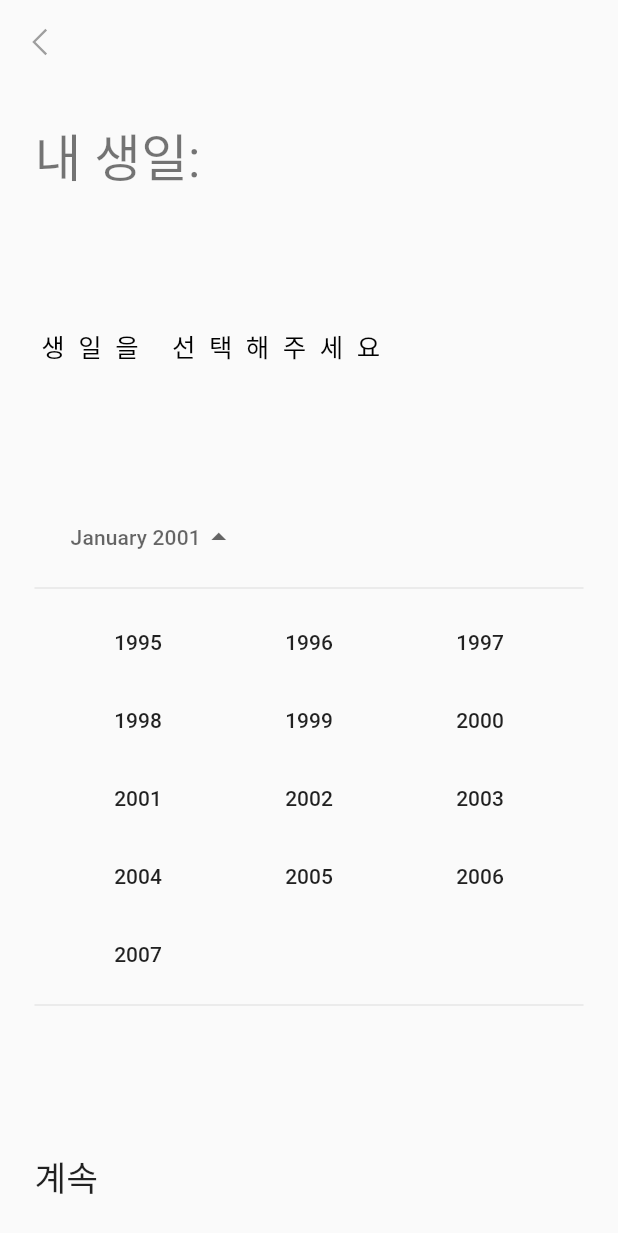
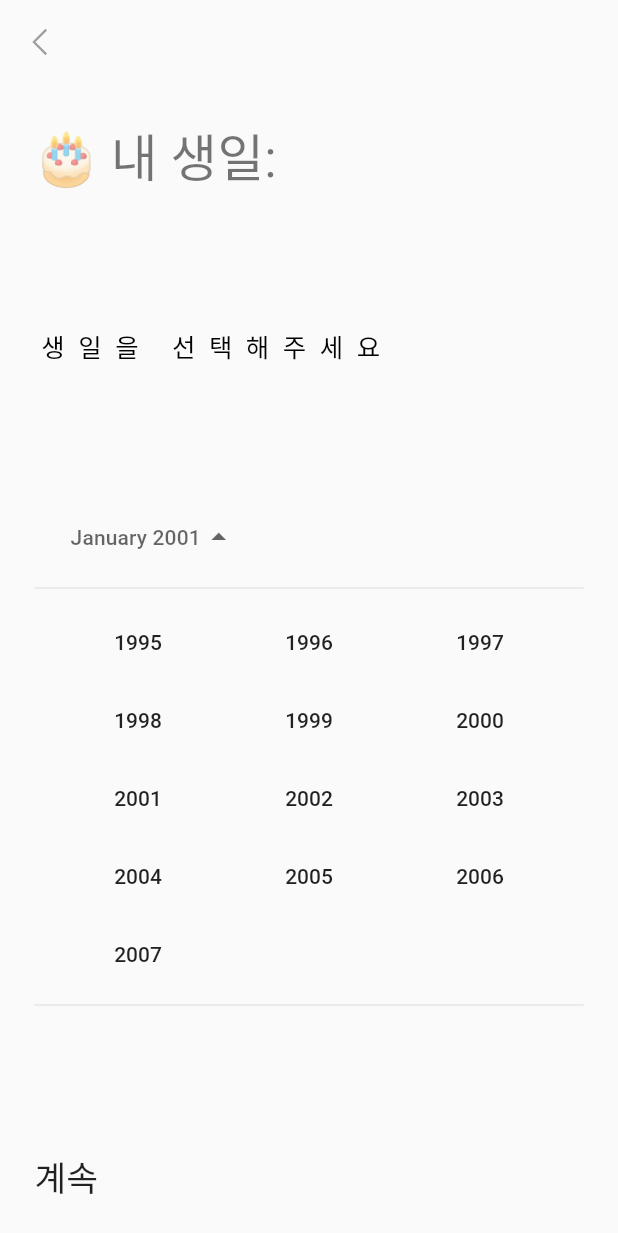
Before and after one commit to ska2519/game_friend_finder, a Flutter app: the SetBirthday screen opened directly, on a phone screen of 412 x 824 dp. Shown: the top 1233 px of the screen. Run offline on Flutter 3.47's test engine with Material 2 defaults, Android fonts, the phone set to English and light mode, and no system bars; our stand-ins replace cloud_firestore, firebase_auth, firebase_core, flutter_riverpod, flutter_svg, google_sign_in and 4 more; missing offline and left inert: alert_dialogs, custom_buttons, firestore_service; accounts and stored records are empty; Roboto replaces fonts that are missing (Nanum).

Commit message:
try Internationalizing

```diff
--- a/lib/app/home/profile/set_birthday.dart
+++ b/lib/app/home/profile/set_birthday.dart
@@ -11,7 +11,6 @@ class SetBirthday extends StatefulWidget {
 }
 
 class _SetBirthdayState extends State<SetBirthday> {
-  DateTime now = DateTime.now();
   DateTime _birthDay, _maximumAgeDate, _minimumAgeDate, _initialAgeDate;
   int userMaximumAge = 80;
   int userMinimumAge = 14;
@@ -22,6 +21,8 @@ class _SetBirthdayState extends State<SetBirthday> {
   void initState() {
     super.initState();
     initializeDateFormatting('ko_KR', null);
+    DateTime now = DateTime.now();
+
     _maximumAgeDate = now.subtract(Duration(days: 365 * userMaximumAge));
     _minimumAgeDate = now.subtract(Duration(days: 365 * userMinimumAge));
     _initialAgeDate = now.subtract(Duration(days: 365 * userInitialAge));
@@ -50,7 +51,7 @@ class _SetBirthdayState extends State<SetBirthday> {
             mainAxisAlignment: MainAxisAlignment.spaceBetween,
             crossAxisAlignment: CrossAxisAlignment.stretch,
             children: [
-              Text('내 생일:', style: Theme.of(context).textTheme.headline4),
+              Text('🎂 내 생일:', style: Theme.of(context).textTheme.headline4),
               Text(_birthDayStr != null ? _birthDayStr : '생일을 선택해주세요',
                   style: const TextStyle(
                       fontSize: 17, color: Colors.black, letterSpacing: 9)),
```
Also changed, not shown: lib/main.dart (+8 -2 lines), pubspec.yaml (+7 -2 lines), pubspec.lock.
